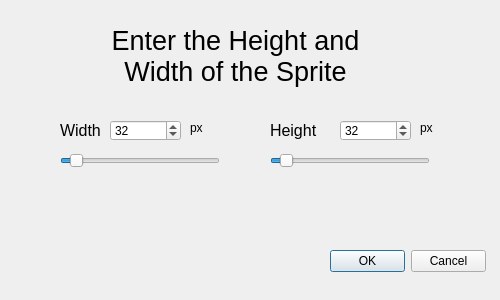
First picture: the form in Gixel/setspritesize.ui, repository ewaugh13/Pixel-Editor, before the edit.
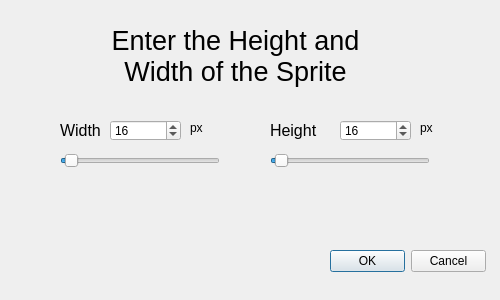
Second picture: the form after the edit.

Diff of the .ui file:
```diff
--- a/Gixel/setspritesize.ui
+++ b/Gixel/setspritesize.ui
@@ -45,7 +45,7 @@
     <number>512</number>
    </property>
    <property name="value">
-    <number>32</number>
+    <number>16</number>
    </property>
    <property name="displayIntegerBase">
     <number>10</number>
@@ -67,7 +67,7 @@
     <number>512</number>
    </property>
    <property name="value">
-    <number>32</number>
+    <number>16</number>
    </property>
   </widget>
   <widget class="QLabel" name="spriteHeight">
@@ -148,7 +148,7 @@
     <number>512</number>
    </property>
    <property name="value">
-    <number>32</number>
+    <number>16</number>
    </property>
    <property name="orientation">
     <enum>Qt::Horizontal</enum>
@@ -170,7 +170,7 @@
     <number>512</number>
    </property>
    <property name="value">
-    <number>32</number>
+    <number>16</number>
    </property>
    <property name="orientation">
     <enum>Qt::Horizontal</enum>
```
